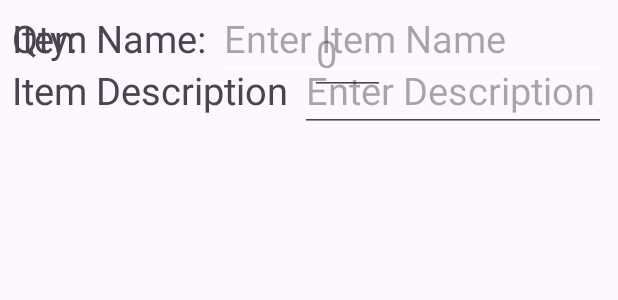
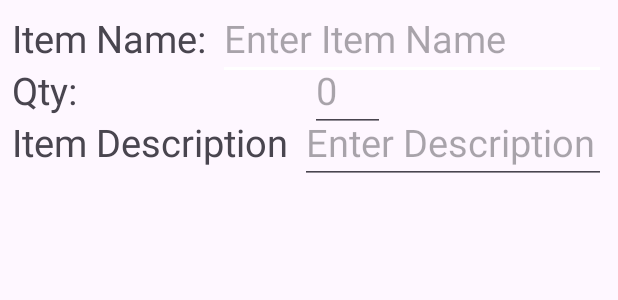
Before and after one commit to trys10studios/inventoryapp, an Android app: the layout add_item.xml on its own in the app's theme, with its tools: preview values and no code run, on a phone screen of 412 x 824 dp. Shown: the top 300 px of the screen. Run offline under Robolectric (Android 15) with nearby library versions, the phone set to English and light mode, and no system bars.

Commit message:
Fixed UI issues with add_item.xml

```diff
--- a/app/src/main/AndroidManifest.xml
+++ b/app/src/main/AndroidManifest.xml
@@ -2,8 +2,10 @@
 <manifest xmlns:android="http://schemas.android.com/apk/res/android"
     xmlns:tools="http://schemas.android.com/tools" >
 
+    <!-- SMS Notification -->
     <uses-permission android:name="android.permission.SEND_SMS"/>
     <uses-permission android:name="android.permission.READ_SMS"/>
+
     <uses-feature android:name="android.hardware.telephony" android:required="true"/>
 
     <application
@@ -29,6 +31,7 @@
 
         <!-- InventoryActivity declaration -->
         <activity android:name=".InventoryActivity"></activity>
+
     </application>
 
 </manifest>
--- a/app/src/main/res/layout/add_item.xml
+++ b/app/src/main/res/layout/add_item.xml
@@ -38,7 +38,7 @@
         android:text="@string/quantity"
         android:textSize="25sp"
         app:layout_constraintStart_toStartOf="parent"
-        app:layout_constraintTop_toBottomOf="@id/id"/>
+        app:layout_constraintTop_toBottomOf="@id/item_name" />
 
     <!-- Quantity Count EditText -->
     <EditText
@@ -50,8 +50,9 @@
         android:textSize="25sp"
         android:inputType="text"
         app:layout_constraintStart_toEndOf="@id/quantity"
-        app:layout_constraintEnd_toEndOf="parent"
-        app:layout_constraintTop_toBottomOf="@id/id"/>
+        app:layout_constraintTop_toTopOf="@id/quantity"
+        app:layout_constraintBottom_toBottomOf="@id/quantity"
+        app:layout_constraintEnd_toEndOf="parent" />
 
     <!-- Item Description TextView -->
     <TextView
```
Also changed, not shown: app/src/main/java/com/example/inventoryapp/MainActivity.java (+62 -4 lines).
